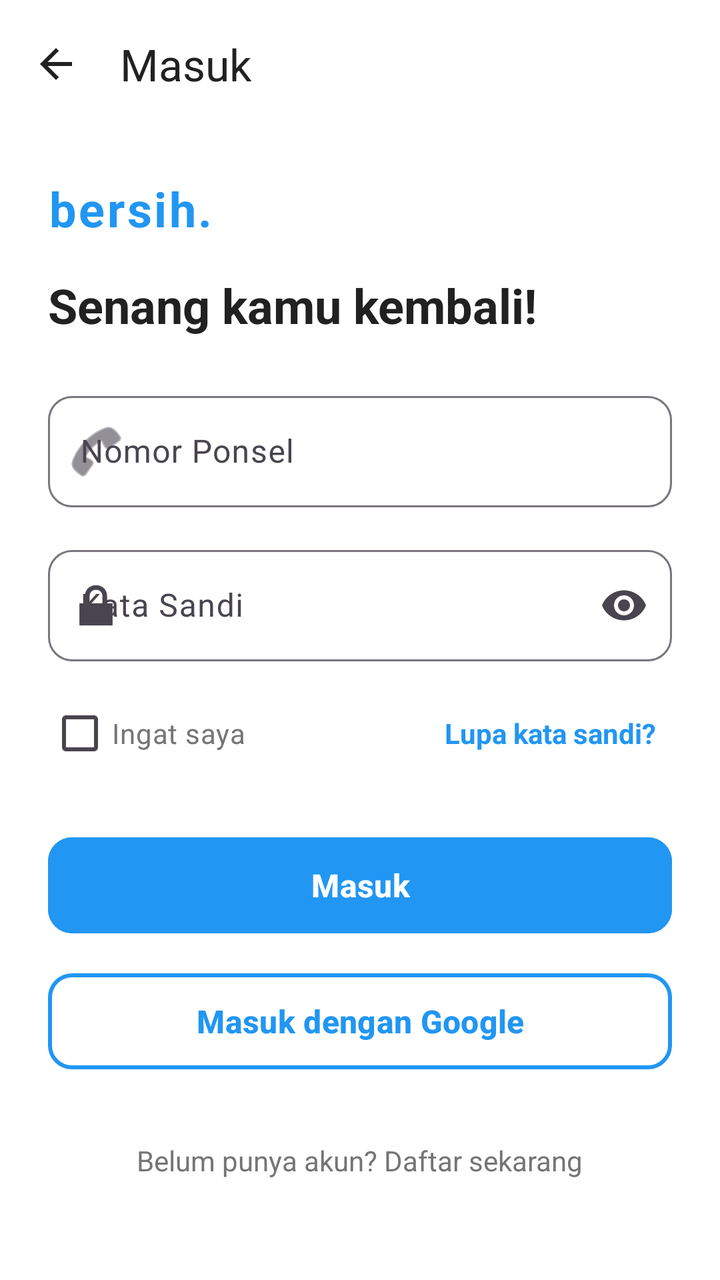
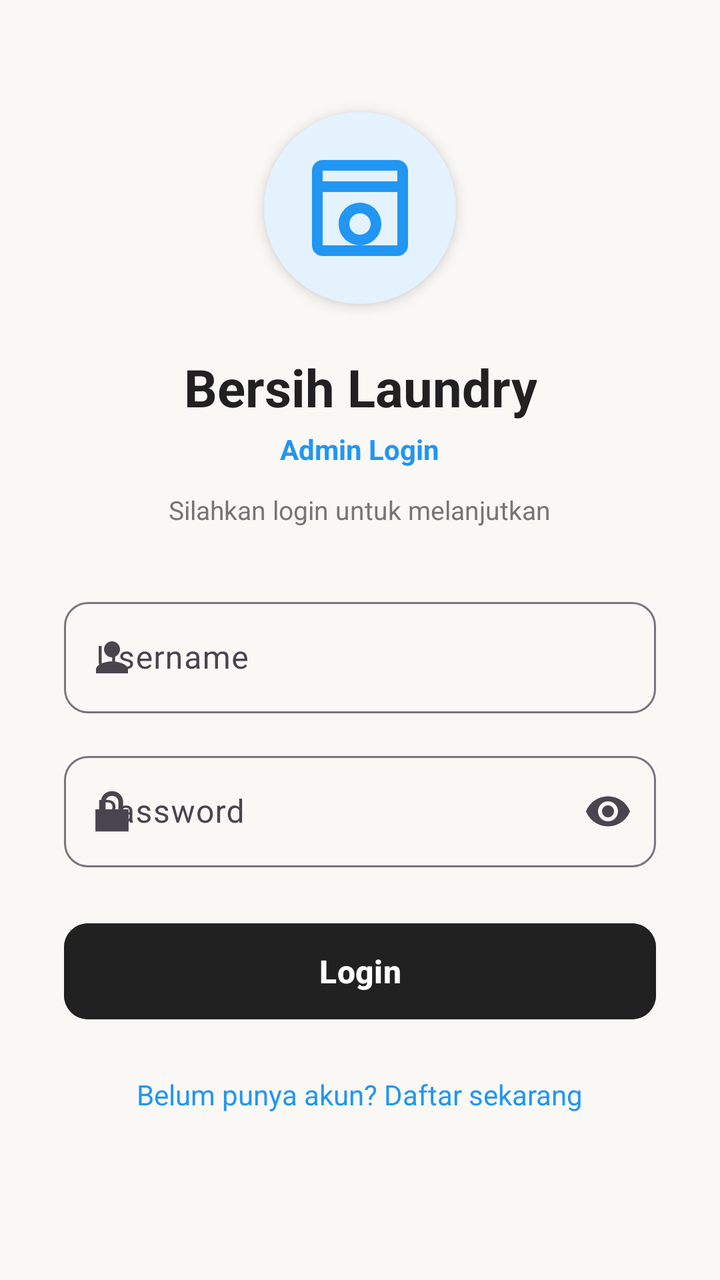

Screens rendered from an Android XML layout before and after an edit, with the pre-edit source and the edit as a unified diff.
<!-- AndroidManifest.xml: application theme Theme.ProjekLaundry_Danis -->
<!-- res/layout/activity_login.xml -->
<?xml version="1.0" encoding="utf-8"?>
<LinearLayout xmlns:android="http://schemas.android.com/apk/res/android"
    xmlns:app="http://schemas.android.com/apk/res-auto"
    xmlns:tools="http://schemas.android.com/tools"
    android:id="@+id/main"
    android:layout_width="match_parent"
    android:layout_height="match_parent"
    android:orientation="vertical"
    android:background="@color/white"
    tools:context=".LoginActivity">

    
    <com.google.android.material.appbar.AppBarLayout
        android:layout_width="match_parent"
        android:layout_height="wrap_content"
        android:background="@color/white"
        app:elevation="0dp">

        <com.google.android.material.appbar.MaterialToolbar
            android:id="@+id/toolbar"
            android:layout_width="match_parent"
            android:layout_height="?attr/actionBarSize"
            app:title="Masuk"
            app:titleTextColor="#212121"
            app:navigationIcon="@drawable/ic_arrow_back_24" />

    </com.google.android.material.appbar.AppBarLayout>

    
    <ScrollView
        android:layout_width="match_parent"
        android:layout_height="match_parent"
        android:fillViewport="true">

        <LinearLayout
            android:layout_width="match_parent"
            android:layout_height="wrap_content"
            android:orientation="vertical"
            android:padding="24dp">

            
            <TextView
                android:layout_width="wrap_content"
                android:layout_height="wrap_content"
                android:text="bersih."
                android:textSize="24sp"
                android:textStyle="bold"
                android:textColor="#2196F3"
                android:letterSpacing="0.05"
                android:layout_marginBottom="16dp" />

            
            <TextView
                android:layout_width="wrap_content"
                android:layout_height="wrap_content"
                android:text="Senang kamu kembali!"
                android:textSize="24sp"
                android:textStyle="bold"
                android:textColor="#212121"
                android:layout_marginBottom="24dp" />

            
            <com.google.android.material.textfield.TextInputLayout
                android:layout_width="match_parent"
                android:layout_height="wrap_content"
                android:hint="Nomor Ponsel"
                style="@style/Widget.Material3.TextInputLayout.OutlinedBox"
                app:boxCornerRadiusTopStart="12dp"
                app:boxCornerRadiusTopEnd="12dp"
                app:boxCornerRadiusBottomStart="12dp"
                app:boxCornerRadiusBottomEnd="12dp"
                app:startIconDrawable="@android:drawable/ic_menu_call"
                android:layout_marginBottom="16dp">

                <com.google.android.material.textfield.TextInputEditText
                    android:id="@+id/etPhone"
                    android:layout_width="match_parent"
                    android:layout_height="wrap_content"
                    android:inputType="phone"
                    android:maxLines="1" />

            </com.google.android.material.textfield.TextInputLayout>

            
            <com.google.android.material.textfield.TextInputLayout
                android:layout_width="match_parent"
                android:layout_height="wrap_content"
                android:hint="Kata Sandi"
                style="@style/Widget.Material3.TextInputLayout.OutlinedBox"
                app:boxCornerRadiusTopStart="12dp"
                app:boxCornerRadiusTopEnd="12dp"
                app:boxCornerRadiusBottomStart="12dp"
                app:boxCornerRadiusBottomEnd="12dp"
                app:startIconDrawable="@android:drawable/ic_lock_lock"
                app:endIconMode="password_toggle"
                android:layout_marginBottom="12dp">

                <com.google.android.material.textfield.TextInputEditText
                    android:id="@+id/etPassword"
                    android:layout_width="match_parent"
                    android:layout_height="wrap_content"
                    android:inputType="textPassword"
                    android:maxLines="1" />

            </com.google.android.material.textfield.TextInputLayout>

            
            <RelativeLayout
                android:layout_width="match_parent"
                android:layout_height="wrap_content"
                android:layout_marginBottom="24dp">

                <CheckBox
                    android:id="@+id/cbRememberMe"
                    android:layout_width="wrap_content"
                    android:layout_height="wrap_content"
                    android:text="Ingat saya"
                    android:textColor="#757575"
                    android:layout_centerVertical="true" />

                <TextView
                    android:id="@+id/tvForgotPassword"
                    android:layout_width="wrap_content"
                    android:layout_height="wrap_content"
                    android:text="Lupa kata sandi?"
                    android:textColor="#2196F3"
                    android:textStyle="bold"
                    android:layout_alignParentEnd="true"
                    android:layout_centerVertical="true"
                    android:padding="8dp" />

            </RelativeLayout>

            
            <Button
                android:id="@+id/btnLogin"
                android:layout_width="match_parent"
                android:layout_height="56dp"
                android:text="Masuk"
                android:textSize="16sp"
                android:textStyle="bold"
                android:textColor="@color/white"
                android:backgroundTint="#2196F3"
                app:cornerRadius="12dp"
                android:layout_marginBottom="12dp" />

            
            <com.google.android.material.button.MaterialButton
                android:id="@+id/btnGoogleLogin"
                style="?attr/materialButtonOutlinedStyle"
                android:layout_width="match_parent"
                android:layout_height="56dp"
                android:text="Masuk dengan Google"
                android:textSize="16sp"
                android:textStyle="bold"
                android:textColor="#2196F3"
                app:strokeColor="#2196F3"
                app:strokeWidth="2dp"
                app:cornerRadius="12dp"
                android:layout_marginBottom="24dp" />

            
            <TextView
                android:id="@+id/tvRegister"
                android:layout_width="wrap_content"
                android:layout_height="wrap_content"
                android:text="Belum punya akun? Daftar sekarang"
                android:textColor="#757575"
                android:layout_gravity="center_horizontal"
                android:padding="8dp"
                android:gravity="center" />

        </LinearLayout>
    </ScrollView>

</LinearLayout>
<!-- resources referenced by this layout -->
<resources>
  <color name="white">#FFFFFFFF</color>
  <!-- drawable ic_arrow_back_24 (drawable) -->
  <vector xmlns:android="http://schemas.android.com/apk/res/android"
      android:width="24dp"
      android:height="24dp"
      android:viewportWidth="24"
      android:viewportHeight="24">
    <path
        android:fillColor="#212121"
        android:pathData="M20,11H7.83l5.59,-5.59L12,4l-8,8 8,8 1.41,-1.41L7.83,13H20v-2z"/>
  </vector>
  <style name="Theme.ProjekLaundry_Danis" parent="Base.Theme.ProjekLaundry_Danis" />
  <style name="Base.Theme.ProjekLaundry_Danis" parent="Theme.Material3.DayNight.NoActionBar">
          
          
      </style>
</resources>

<!-- the commit's change to res/layout/activity_login.xml (unified diff, before → after) -->
@@ -1,176 +1,143 @@
 <?xml version="1.0" encoding="utf-8"?>
-<LinearLayout xmlns:android="http://schemas.android.com/apk/res/android"
+<ScrollView xmlns:android="http://schemas.android.com/apk/res/android"
     xmlns:app="http://schemas.android.com/apk/res-auto"
     xmlns:tools="http://schemas.android.com/tools"
     android:id="@+id/main"
     android:layout_width="match_parent"
     android:layout_height="match_parent"
-    android:orientation="vertical"
-    android:background="@color/white"
+    android:fillViewport="true"
+    android:background="#FAF8F5"
     tools:context=".LoginActivity">
 
-    
-    <com.google.android.material.appbar.AppBarLayout
+    <LinearLayout
         android:layout_width="match_parent"
         android:layout_height="wrap_content"
-        android:background="@color/white"
-        app:elevation="0dp">
+        android:orientation="vertical"
+        android:gravity="center_horizontal"
+        android:padding="32dp">
 
-        <com.google.android.material.appbar.MaterialToolbar
-            android:id="@+id/toolbar"
-            android:layout_width="match_parent"
-            android:layout_height="?attr/actionBarSize"
-            app:title="Masuk"
-            app:titleTextColor="#212121"
-            app:navigationIcon="@drawable/ic_arrow_back_24" />
+        
+        <com.google.android.material.card.MaterialCardView
+            android:layout_width="96dp"
+            android:layout_height="96dp"
+            app:cardCornerRadius="48dp"
+            app:cardElevation="4dp"
+            app:strokeWidth="0dp"
+            android:layout_marginTop="24dp"
+            android:layout_marginBottom="24dp">
 
-    </com.google.android.material.appbar.AppBarLayout>
+            <ImageView
+                android:layout_width="match_parent"
+                android:layout_height="match_parent"
+                android:src="@drawable/ic_washing_machine"
+                android:scaleType="centerInside"
+                android:padding="16dp"
+                android:background="#E3F2FD"
+                android:contentDescription="Logo Bersih" />
 
-    
-    <ScrollView
-        android:layout_width="match_parent"
-        android:layout_height="match_parent"
-        android:fillViewport="true">
+        </com.google.android.material.card.MaterialCardView>
 
-        <LinearLayout
+        
+        <TextView
+            android:layout_width="wrap_content"
+            android:layout_height="wrap_content"
+            android:text="Bersih Laundry"
+            android:textSize="26sp"
+            android:textStyle="bold"
+            android:textColor="#212121"
+            android:gravity="center"
+            android:layout_marginBottom="4dp" />
+
+        
+        <TextView
+            android:layout_width="wrap_content"
+            android:layout_height="wrap_content"
+            android:text="Admin Login"
+            android:textSize="14sp"
+            android:textStyle="bold"
+            android:textColor="#2196F3"
+            android:gravity="center"
+            android:layout_marginBottom="12dp" />
+
+        
+        <TextView
+            android:layout_width="wrap_content"
+            android:layout_height="wrap_content"
+            android:text="Silahkan login untuk melanjutkan"
+            android:textSize="13sp"
+            android:textColor="#757575"
+            android:gravity="center"
+            android:layout_marginBottom="32dp" />
+
+        
+        <com.google.android.material.textfield.TextInputLayout
             android:layout_width="match_parent"
             android:layout_height="wrap_content"
-            android:orientation="vertical"
-            android:padding="24dp">
+            android:hint="Username"
+            style="@style/Widget.Material3.TextInputLayout.OutlinedBox"
+            app:boxCornerRadiusTopStart="12dp"
+            app:boxCornerRadiusTopEnd="12dp"
+            app:boxCornerRadiusBottomStart="12dp"
+            app:boxCornerRadiusBottomEnd="12dp"
+            app:startIconDrawable="@drawable/ic_user_24"
+            android:layout_marginBottom="16dp">
 
-            
-            <TextView
-                android:layout_width="wrap_content"
-                android:layout_height="wrap_content"
-                android:text="bersih."
-                android:textSize="24sp"
-                android:textStyle="bold"
-                android:textColor="#2196F3"
-                android:letterSpacing="0.05"
-                android:layout_marginBottom="16dp" />
-
-            
-            <TextView
-                android:layout_width="wrap_content"
-                android:layout_height="wrap_content"
-                android:text="Senang kamu kembali!"
-                android:textSize="24sp"
-                android:textStyle="bold"
-                android:textColor="#212121"
-                android:layout_marginBottom="24dp" />
-
-            
-            <com.google.android.material.textfield.TextInputLayout
+            <com.google.android.material.textfield.TextInputEditText
+                android:id="@+id/etPhone"
                 android:layout_width="match_parent"
                 android:layout_height="wrap_content"
-                android:hint="Nomor Ponsel"
-                style="@style/Widget.Material3.TextInputLayout.OutlinedBox"
-                app:boxCornerRadiusTopStart="12dp"
-                app:boxCornerRadiusTopEnd="12dp"
-                app:boxCornerRadiusBottomStart="12dp"
-                app:boxCornerRadiusBottomEnd="12dp"
-                app:startIconDrawable="@android:drawable/ic_menu_call"
-                android:layout_marginBottom="16dp">
+                android:inputType="text"
+                android:maxLines="1" />
 
-                <com.google.android.material.textfield.TextInputEditText
-                    android:id="@+id/etPhone"
-                    android:layout_width="match_parent"
-                    android:layout_height="wrap_content"
-                    android:inputType="phone"
-                    android:maxLines="1" />
+        </com.google.android.material.textfield.TextInputLayout>
 
-            </com.google.android.material.textfield.TextInputLayout>
+        
+        <com.google.android.material.textfield.TextInputLayout
+            android:layout_width="match_parent"
+            android:layout_height="wrap_content"
+            android:hint="Password"
+            style="@style/Widget.Material3.TextInputLayout.OutlinedBox"
+            app:boxCornerRadiusTopStart="12dp"
+            app:boxCornerRadiusTopEnd="12dp"
+            app:boxCornerRadiusBottomStart="12dp"
+            app:boxCornerRadiusBottomEnd="12dp"
+            app:startIconDrawable="@android:drawable/ic_lock_lock"
+            app:endIconMode="password_toggle"
+            android:layout_marginBottom="24dp">
 
-            
-            <com.google.android.material.textfield.TextInputLayout
+            <com.google.android.material.textfield.TextInputEditText
+                android:id="@+id/etPassword"
                 android:layout_width="match_parent"
                 android:layout_height="wrap_content"
-                android:hint="Kata Sandi"
-                style="@style/Widget.Material3.TextInputLayout.OutlinedBox"
-                app:boxCornerRadiusTopStart="12dp"
-                app:boxCornerRadiusTopEnd="12dp"
-                app:boxCornerRadiusBottomStart="12dp"
-                app:boxCornerRadiusBottomEnd="12dp"
-                app:startIconDrawable="@android:drawable/ic_lock_lock"
-                app:endIconMode="password_toggle"
-                android:layout_marginBottom="12dp">
+                android:inputType="textPassword"
+                android:maxLines="1" />
 
-                <com.google.android.material.textfield.TextInputEditText
-                    android:id="@+id/etPassword"
-                    android:layout_width="match_parent"
-                    android:layout_height="wrap_content"
-                    android:inputType="textPassword"
-                    android:maxLines="1" />
+        </com.google.android.material.textfield.TextInputLayout>
 
-            </com.google.android.material.textfield.TextInputLayout>
+        
+        <Button
+            android:id="@+id/btnLogin"
+            android:layout_width="match_parent"
+            android:layout_height="56dp"
+            android:text="Login"
+            android:textSize="16sp"
+            android:textStyle="bold"
+            android:textColor="@color/white"
+            android:backgroundTint="#212121"
+            app:cornerRadius="12dp"
+            android:layout_marginBottom="16dp" />
 
-            
-            <RelativeLayout
-                android:layout_width="match_parent"
-                android:layout_height="wrap_content"
-                android:layout_marginBottom="24dp">
+        
+        <TextView
+            android:id="@+id/tvRegister"
+            android:layout_width="wrap_content"
+            android:layout_height="wrap_content"
+            android:text="Belum punya akun? Daftar sekarang"
+            android:textColor="#2196F3"
+            android:textSize="14sp"
+            android:padding="8dp"
+            android:gravity="center" />
 
-                <CheckBox
-                    android:id="@+id/cbRememberMe"
-                    android:layout_width="wrap_content"
-                    android:layout_height="wrap_content"
-                    android:text="Ingat saya"
-                    android:textColor="#757575"
-                    android:layout_centerVertical="true" />
+    </LinearLayout>
 
-                <TextView
-                    android:id="@+id/tvForgotPassword"
-                    android:layout_width="wrap_content"
-                    android:layout_height="wrap_content"
-                    android:text="Lupa kata sandi?"
-                    android:textColor="#2196F3"
-                    android:textStyle="bold"
-                    android:layout_alignParentEnd="true"
-                    android:layout_centerVertical="true"
-                    android:padding="8dp" />
-
-            </RelativeLayout>
-
-            
-            <Button
-                android:id="@+id/btnLogin"
-                android:layout_width="match_parent"
-                android:layout_height="56dp"
-                android:text="Masuk"
-                android:textSize="16sp"
-                android:textStyle="bold"
-                android:textColor="@color/white"
-                android:backgroundTint="#2196F3"
-                app:cornerRadius="12dp"
-                android:layout_marginBottom="12dp" />
-
-            
-            <com.google.android.material.button.MaterialButton
-                android:id="@+id/btnGoogleLogin"
-                style="?attr/materialButtonOutlinedStyle"
-                android:layout_width="match_parent"
-                android:layout_height="56dp"
-                android:text="Masuk dengan Google"
-                android:textSize="16sp"
-                android:textStyle="bold"
-                android:textColor="#2196F3"
-                app:strokeColor="#2196F3"
-                app:strokeWidth="2dp"
-                app:cornerRadius="12dp"
-                android:layout_marginBottom="24dp" />
-
-            
-            <TextView
-                android:id="@+id/tvRegister"
-                android:layout_width="wrap_content"
-                android:layout_height="wrap_content"
-                android:text="Belum punya akun? Daftar sekarang"
-                android:textColor="#757575"
-                android:layout_gravity="center_horizontal"
-                android:padding="8dp"
-                android:gravity="center" />
-
-        </LinearLayout>
-    </ScrollView>
-
-</LinearLayout>
+</ScrollView>
<!-- resource entries referenced after the edit -->
@@ -1,15 +1,25 @@
 <!-- resources referenced by this layout -->
 <resources>
   <color name="white">#FFFFFFFF</color>
-  <!-- drawable ic_arrow_back_24 (drawable) -->
+  <!-- drawable ic_user_24 (drawable) -->
   <vector xmlns:android="http://schemas.android.com/apk/res/android"
       android:width="24dp"
       android:height="24dp"
       android:viewportWidth="24"
       android:viewportHeight="24">
     <path
-        android:fillColor="#212121"
-        android:pathData="M20,11H7.83l5.59,-5.59L12,4l-8,8 8,8 1.41,-1.41L7.83,13H20v-2z"/>
+        android:fillColor="#757575"
+        android:pathData="M12,12c2.21,0 4,-1.79 4,-4s-1.79,-4 -4,-4 -4,1.79 -4,4 1.79,4 4,4zM12,14c-2.67,0 -8,1.34 -8,4v2h16v-2c0,-2.66 -5.33,-4 -8,-4z"/>
+  </vector>
+  <!-- drawable ic_washing_machine (drawable) -->
+  <vector xmlns:android="http://schemas.android.com/apk/res/android"
+      android:width="120dp"
+      android:height="120dp"
+      android:viewportWidth="24"
+      android:viewportHeight="24">
+    <path
+        android:fillColor="#2196F3"
+        android:pathData="M19,3H5C3.9,3 3,3.9 3,5v14c0,1.1 0.9,2 2,2h14c1.1,0 2,-0.9 2,-2V5C21,3.9 20.1,3 19,3zM19,5v2H5V5H19zM5,19V9h14v10H5zM12,11c-2.21,0 -4,1.79 -4,4s1.79,4 4,4 4,-1.79 4,-4 -1.79,-4 -4,-4zM12,17c-1.1,0 -2,-0.9 -2,-2s0.9,-2 2,-2 2,0.9 2,2 -0.9,2 -2,2z"/>
   </vector>
   <style name="Theme.ProjekLaundry_Danis" parent="Base.Theme.ProjekLaundry_Danis" />
   <style name="Base.Theme.ProjekLaundry_Danis" parent="Theme.Material3.DayNight.NoActionBar">
